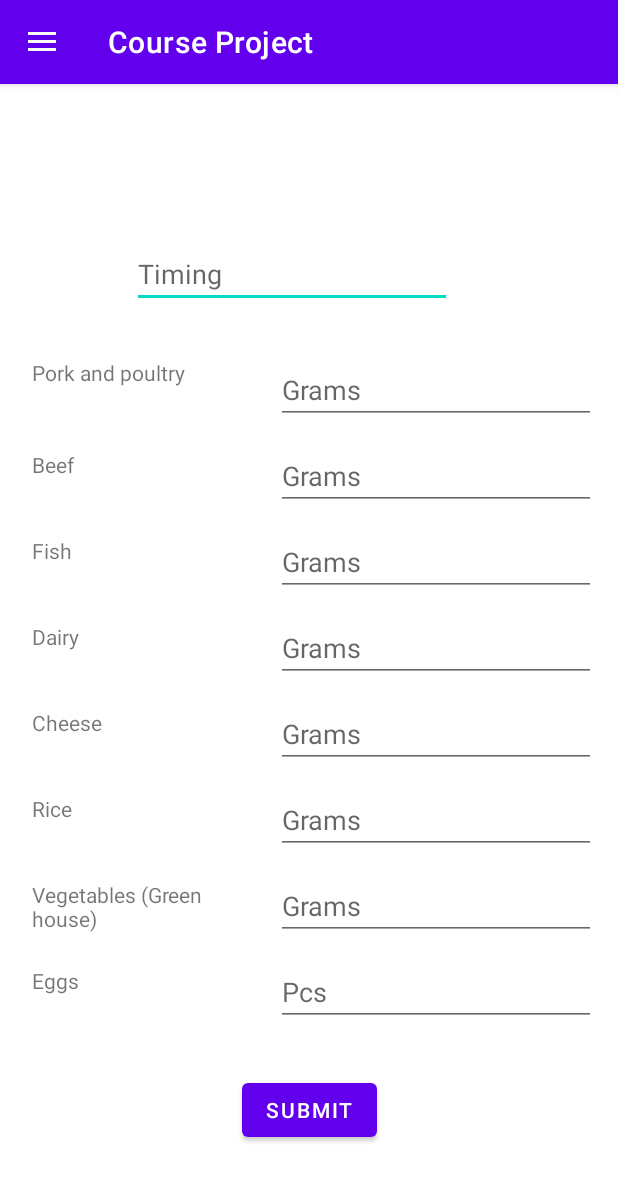
After one commit to ltoikon/Diet-application-project, an Android app: the Placeholder screen opened directly, with no data from a screen before it, on a phone screen of 412 x 824 dp. The commit adds this screen. Shown: the top 1181 px of the screen. Run offline under Robolectric (Android 15) with nearby library versions, the phone set to English and light mode, and no system bars.

Commit message:
Added second activity to activate after logging in, added side menu

```diff
--- /dev/null
+++ b/app/src/main/java/com/example/course_project/Placeholder.java
@@ -0,0 +1,83 @@
+package com.example.course_project;
+
+import androidx.annotation.NonNull;
+import androidx.appcompat.app.ActionBarDrawerToggle;
+import androidx.appcompat.app.AppCompatActivity;
+import androidx.appcompat.widget.Toolbar;
+import androidx.core.view.GravityCompat;
+import androidx.drawerlayout.widget.DrawerLayout;
+import androidx.fragment.app.Fragment;
+import androidx.fragment.app.FragmentTransaction;
+
+import android.os.Bundle;
+import android.view.MenuItem;
+import android.widget.Toast;
+
+import com.google.android.material.navigation.NavigationView;
+
+//todo rename class to something more describing
+public class Placeholder extends AppCompatActivity implements NavigationView.OnNavigationItemSelectedListener {
+
+    private DrawerLayout drawer;
+
+    @Override
+    protected void onCreate(Bundle savedInstanceState) {
+        super.onCreate(savedInstanceState);
+        setContentView(R.layout.navigation);
+
+        Toolbar toolbar = findViewById(R.id.toolbar);
+        setSupportActionBar(toolbar);
+
+        drawer = findViewById(R.id.drawer_layout);
+        NavigationView navigationView = findViewById(R.id.nav_view);
+        navigationView.setNavigationItemSelectedListener(this);
+
+        ActionBarDrawerToggle toggle = new ActionBarDrawerToggle(this, drawer, toolbar,
+                R.string.navigation_drawer_open, R.string.navigation_drawer_close);
+        drawer.addDrawerListener(toggle);
+        toggle.syncState();
+
+        if (savedInstanceState == null) {
+            System.out.println("Vaihtuu mealEntry-fragmenttiin");
+            Fragment mealEntry = MealEntry.getInstance();
+            FragmentTransaction transaction = getSupportFragmentManager().beginTransaction();
+            transaction.replace(R.id.fragment_container, mealEntry).commit();
+            navigationView.setCheckedItem(R.id.nav_message);
+        }
+    }
+
+    @Override
+    public boolean onNavigationItemSelected(@NonNull MenuItem item) {
+        switch (item.getItemId()) {
+            case (R.id.nav_message):
+                System.out.println("Vaihtuu mealEntry-fragmenttiin");
+                Fragment mealEntry = MealEntry.getInstance();
+                FragmentTransaction transaction = getSupportFragmentManager().beginTransaction();
+                transaction.replace(R.id.fragment_container, mealEntry).commit();
+                break;
+            case (R.id.nav_chat):
+                Toast.makeText(this, "Change to Chat fragment", Toast.LENGTH_SHORT).show();
+                break;
+            case (R.id.nav_profile):
+                Toast.makeText(this, "Change to Profile fragment", Toast.LENGTH_SHORT).show();
+                break;
+            case (R.id.nav_share):
+                Toast.makeText(this, "Share", Toast.LENGTH_SHORT).show();
+                break;
+            case (R.id.nav_send):
+                Toast.makeText(this, "Send", Toast.LENGTH_SHORT).show();
+                break;
+        }
+        drawer.closeDrawer(GravityCompat.START);
+        return true;
+    }
+
+    @Override
+    public void onBackPressed() {
+        if (drawer.isDrawerOpen(GravityCompat.START)) {
+            drawer.closeDrawer(GravityCompat.START);
+        } else {
+            super.onBackPressed();
+        }
+    }
+}
--- a/app/src/main/java/com/example/course_project/SignUp.java
+++ b/app/src/main/java/com/example/course_project/SignUp.java
@@ -15,10 +15,8 @@ import android.view.ViewGroup;
 import android.widget.Button;
 import android.widget.EditText;
 import android.widget.TextView;
-import android.widget.Toast;
 
 import java.util.ArrayList;
-import java.util.Objects;
 import java.util.regex.Matcher;
 import java.util.regex.Pattern;
 
--- a/app/src/main/res/layout/activity_main.xml
+++ b/app/src/main/res/layout/activity_prelogin.xml
@@ -4,7 +4,7 @@
     xmlns:tools="http://schemas.android.com/tools"
     android:layout_width="match_parent"
     android:layout_height="match_parent"
-    tools:context=".MainActivity">
+    tools:context=".LoginRegisterActivity">
 
     <FrameLayout
         android:id="@+id/window"
--- a/app/src/main/res/layout/fragment_login.xml
+++ b/app/src/main/res/layout/fragment_login.xml
@@ -92,6 +92,7 @@
         app:layout_constraintStart_toStartOf="@+id/inputPassword"
         app:layout_constraintTop_toBottomOf="@+id/inputPassword" />
 
+    <!-- todo this is temporary -->
     <Button
         android:id="@+id/printUserList"
         android:layout_width="wrap_content"
--- /dev/null
+++ b/app/src/main/res/layout/navigation.xml
@@ -0,0 +1,40 @@
+<?xml version="1.0" encoding="utf-8"?>
+<androidx.drawerlayout.widget.DrawerLayout xmlns:android="http://schemas.android.com/apk/res/android"
+    xmlns:app="http://schemas.android.com/apk/res-auto"
+    xmlns:tools="http://schemas.android.com/tools"
+    android:id="@+id/drawer_layout"
+    android:layout_width="match_parent"
+    android:layout_height="match_parent"
+    android:fitsSystemWindows="true"
+    tools:context=".Placeholder"
+    tools:openDrawer="start">
+
+    <LinearLayout
+        android:layout_width="match_parent"
+        android:layout_height="match_parent"
+        android:orientation="vertical">
+
+        <androidx.appcompat.widget.Toolbar
+            android:id="@+id/toolbar"
+            android:layout_width="match_parent"
+            android:layout_height="?attr/actionBarSize"
+            android:background="@color/purple_500"
+            android:elevation="4dp"
+            android:theme="@style/ThemeOverlay.AppCompat.Dark.ActionBar"
+            app:popupTheme="@style/ThemeOverlay.AppCompat.Light" />
+
+        <FrameLayout
+            android:id="@+id/fragment_container"
+            android:layout_width="match_parent"
+            android:layout_height="match_parent" />
+
+    </LinearLayout>
+
+    <com.google.android.material.navigation.NavigationView
+        android:id="@+id/nav_view"
+        android:layout_width="wrap_content"
+        android:layout_height="match_parent"
+        android:layout_gravity="start"
+        app:menu="@menu/drawer_menu" />
+
+</androidx.drawerlayout.widget.DrawerLayout>
--- /dev/null
+++ b/app/src/main/res/menu/drawer_menu.xml
@@ -0,0 +1,30 @@
+<?xml version="1.0" encoding="utf-8"?>
+<menu xmlns:android="http://schemas.android.com/apk/res/android"
+    xmlns:tools="http://schemas.android.com/tools"
+    tools:showIn="navigation_view">
+
+    <group android:checkableBehavior="single">
+        <item
+            android:id="@+id/nav_message"
+            android:title="Message" />
+        <item
+            android:id="@+id/nav_chat"
+            android:title="Chat" />
+        <item
+            android:id="@+id/nav_profile"
+            android:title="Profile" />
+    </group>
+
+    <item android:title="Communicate">
+        <menu>
+            <item
+                android:id="@+id/nav_share"
+                android:title="Share" />
+            <item
+                android:id="@+id/nav_send"
+                android:title="Send" />
+
+        </menu>
+    </item>
+
+</menu>
--- a/app/src/main/res/values/strings.xml
+++ b/app/src/main/res/values/strings.xml
@@ -28,8 +28,7 @@
     <string name="rice">Rice</string>
     <string name="winterSalad">Vegetables (Green house)</string>
 
-
-
-
-
+    <!-- Placeholder class -->
+    <string name="navigation_drawer_open">Open navigation drawer</string>
+    <string name="navigation_drawer_close">Close navigation drawer</string>
 </resources>
--- a/app/src/main/res/values/themes.xml
+++ b/app/src/main/res/values/themes.xml
@@ -13,4 +13,11 @@
         <item name="android:statusBarColor" tools:targetApi="l">?attr/colorPrimaryVariant</item>
         <!-- Customize your theme here. -->
     </style>
+
+    <style name="Theme.Harkkalogin.NoActionBar">
+        <item name="windowActionBar">false</item>
+        <item name="windowNoTitle">true</item>
+        <item name="android:statusBarColor">@android:color/transparent</item>
+    </style>
+
 </resources>
```
Also changed, not shown: app/src/main/AndroidManifest.xml (+6 -3 lines), app/src/main/java/com/example/course_project/Login.java (+16 -2 lines), app/src/main/java/com/example/course_project/LoginRegisterActivity.java (renamed from app/src/main/java/com/example/course_project/MainActivity.java, +12 -4 lines), app/src/main/java/com/example/course_project/MealEntry.java (+0 -23 lines).
